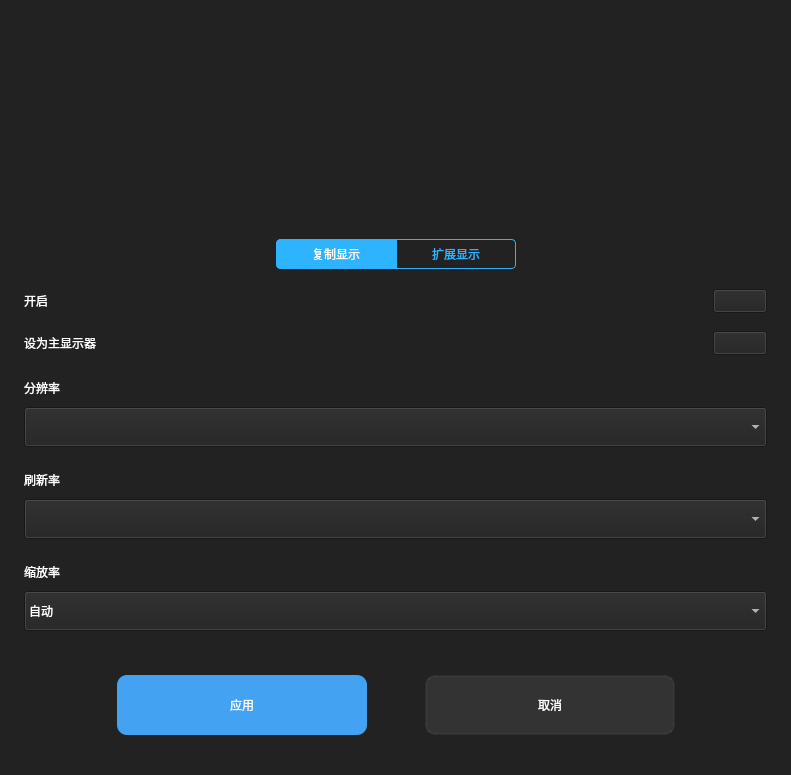
Old version of the form kiran-display-configuration.ui in the repository openeuler-mirror/kiran-control-panel.
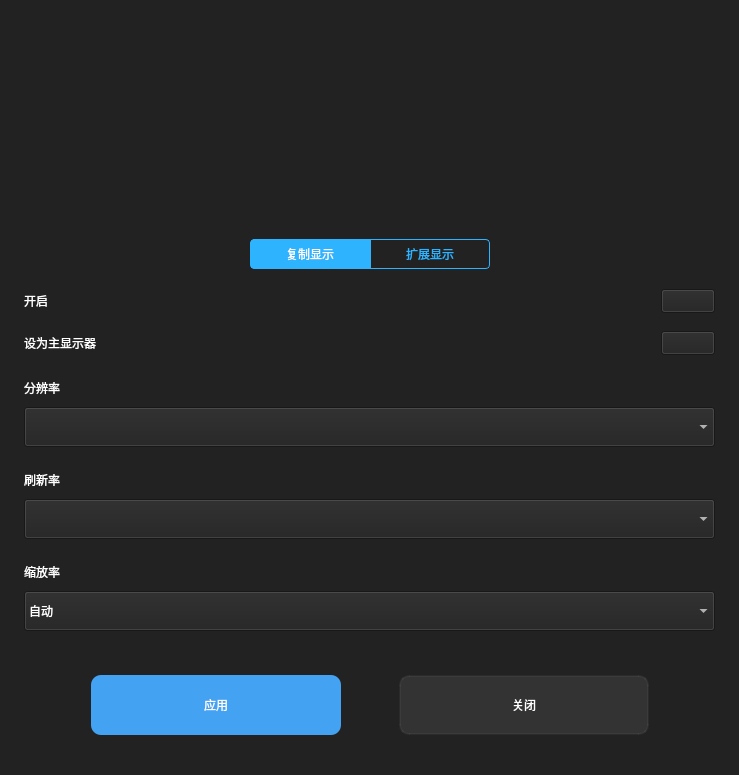
New version of the form. Icons and pictures are not drawn. Custom widgets are drawn as their Qt base class.

Commit message: Hide display mode tab in single display of display configuration tool

```diff
--- a/kiran-display-configuration.ui
+++ b/kiran-display-configuration.ui
@@ -6,7 +6,7 @@
    <rect>
     <x>0</x>
     <y>0</y>
-    <width>791</width>
+    <width>739</width>
     <height>775</height>
    </rect>
   </property>
@@ -50,6 +50,24 @@
     <widget class="KiranDisplayConfigurationPanel" name="panel" native="true"/>
    </item>
    <item>
+    <widget class="QWidget" name="tabBtnWidget" native="true">
+     <layout class="QVBoxLayout" name="verticalLayout_12">
+      <property name="spacing">
+       <number>0</number>
+      </property>
+      <property name="leftMargin">
+       <number>0</number>
+      </property>
+      <property name="topMargin">
+       <number>0</number>
+      </property>
+      <property name="rightMargin">
+       <number>0</number>
+      </property>
+      <property name="bottomMargin">
+       <number>0</number>
+      </property>
+      <item>
     <layout class="QHBoxLayout" name="horizontalLayout_3">
      <property name="spacing">
       <number>0</number>
@@ -177,6 +195,9 @@
      </item>
     </layout>
    </item>
+     </layout>
+    </widget>
+   </item>
    <item>
     <widget class="QScrollArea" name="scrollArea">
      <property name="styleSheet">
@@ -245,7 +266,7 @@
        <rect>
         <x>0</x>
         <y>0</y>
-        <width>729</width>
+        <width>685</width>
         <height>503</height>
        </rect>
       </property>
@@ -629,6 +650,9 @@
                </item>
                <item>
                 <widget class="QPushButton" name="pushButton_extra_primary">
+                 <property name="enabled">
+                  <bool>true</bool>
+                 </property>
                  <property name="minimumSize">
                   <size>
                    <width>54</width>
@@ -647,9 +671,12 @@
   QPushButton:checked {
        border-image: url(://images/open_btn.png);
   }
+  QPushButton:checked:disabled {
+       border-image: url(://images/open_btn_disable.png);
+  }
+
   QPushButton:disabled {
-      background-color: rgba(255,255,255,5);
-	color: rgba(255,255,255,60);
+       border-image: url(://images/close_btn_disable.png);
   }</string>
                  </property>
                  <property name="text">
@@ -874,7 +901,7 @@
   }</string>
                </property>
                <property name="text">
-                <string>取消</string>
+                <string>关闭</string>
                </property>
               </widget>
              </item>
```
Left out of the diff: 8 changed lines with no effect on the pictures. Lines whose indentation alone changed are shown as unchanged. The commit also changes 25 other files.
